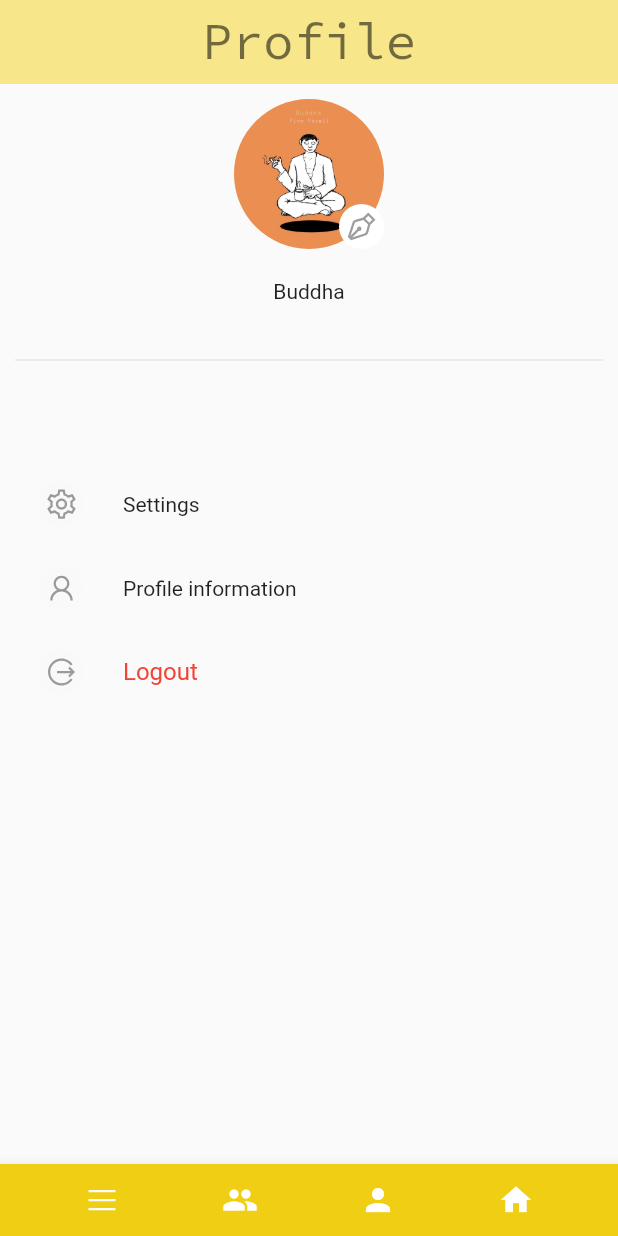
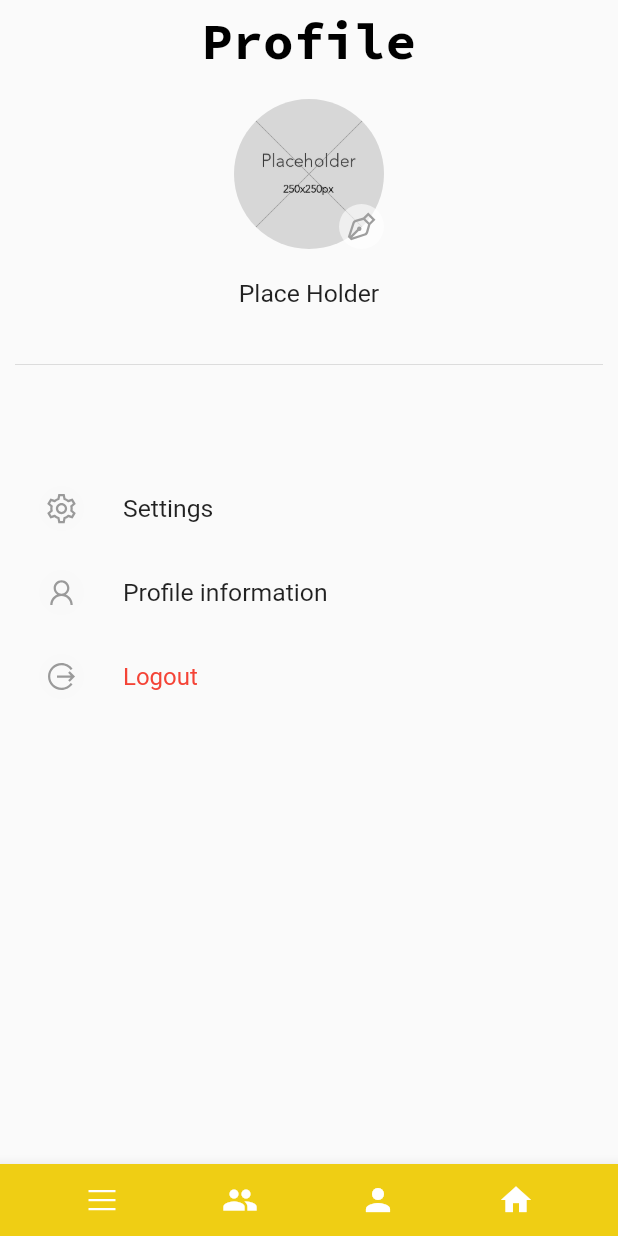
Before and after one commit to LukePerry14/Movein, a Flutter app: the Profile screen opened by its route, on a phone screen of 412 x 824 dp. Run offline on Flutter 3.47's test engine with Material 2 defaults, Android fonts, the phone set to English and light mode, and no system bars; our stand-ins replace google_fonts, line_awesome_flutter.

Commit message:
add basic profile editing section
Need to add voting area

```diff
--- a/lib/Pages/Groups.dart
+++ b/lib/Pages/Groups.dart
@@ -56,7 +56,7 @@ class Groups extends StatelessWidget {
       return Scaffold(
         appBar: AppBar(
           automaticallyImplyLeading: false,
-          backgroundColor: Theme.of(context).colorScheme.background,
+          backgroundColor: Theme.of(context).canvasColor,
           centerTitle: true,
           elevation: 0,
           title: Text('Groups', style: Theme.of(context).textTheme.headlineMedium),
--- a/lib/Pages/Profile.dart
+++ b/lib/Pages/Profile.dart
@@ -15,6 +15,7 @@ class Profile extends StatelessWidget {
           return Scaffold(
             appBar: AppBar(
               automaticallyImplyLeading: false,
+
               elevation: 0.0,
               centerTitle: true,
               title: Text("Profile", style: Theme
@@ -23,8 +24,7 @@ class Profile extends StatelessWidget {
                   .headlineMedium),
               backgroundColor: Theme
                   .of(context)
-                  .colorScheme
-                  .background,
+                  .canvasColor,
 
             ),
             body: SingleChildScrollView(
@@ -42,8 +42,7 @@ class Profile extends StatelessWidget {
                             width: 100, height: 100,
                             child: ClipRRect(
                               borderRadius: BorderRadius.circular(100),
-                              child: const Image(image: AssetImage(
-                                  "assets/Pictures/bud-dha.png")),
+                              child: const Image(image: AssetImage("assets/Pictures/ph.png")),
                             ),
                           ),
                         ),
@@ -55,7 +54,7 @@ class Profile extends StatelessWidget {
                             height: 30.0,
                             width: 30.0,
                             decoration: BoxDecoration(
-                              color: Colors.white,
+                              color: Colors.white60,
                               borderRadius: BorderRadius.circular(100),
                             ),
                             child: const Icon(LineAwesomeIcons.pen_nib,
@@ -69,7 +68,7 @@ class Profile extends StatelessWidget {
 
                     const SizedBox(height: 20.0),
 
-                    const Text("Buddha"),
+                    const Text("Place Holder"),
 
                     const SizedBox(height: 30.0),
 
@@ -89,12 +88,9 @@ class Profile extends StatelessWidget {
                           color: Colors.grey[200]?.withOpacity(0.1),
                         ),
                         child: const Icon(
-                          LineAwesomeIcons.cog, color: Colors.black38,),
+                          LineAwesomeIcons.cog, color: Colors.black38),
                       ),
-                      title: Text("Settings", style: Theme
-                          .of(context)
-                          .textTheme
-                          .bodyMedium,),
+                      title: Text("Settings", style: Theme.of(context).textTheme.bodyMedium,),
                     ),
 
                     ListTile(
--- a/lib/Themes/lMode.dart
+++ b/lib/Themes/lMode.dart
@@ -2,14 +2,16 @@ import 'package:flutter/material.dart';
 import 'package:google_fonts/google_fonts.dart';
 
 class LAppTheme{
-  static TextStyle header = GoogleFonts.sourceCodePro(color: Colors.black54);
-  static TextStyle sHeader = GoogleFonts.sourceCodePro(color: Colors.black45, fontWeight: FontWeight.bold);
-  static TextStyle body = GoogleFonts.roboto(color: Colors.black87);
+  static TextStyle header = GoogleFonts.sourceCodePro(color: Colors.black, fontWeight: FontWeight.bold);
+  static TextStyle sHeader = GoogleFonts.sourceCodePro(color: Colors.black87, fontWeight: FontWeight.bold, fontSize: 20.0);
+  static TextStyle body = GoogleFonts.roboto(color: Colors.black87, fontSize: 16.5);
+  static TextStyle sBody = GoogleFonts.roboto(color: Colors.black87, fontSize: 12.0);
 
 
-  static TextStyle d_header = GoogleFonts.sourceCodePro(color: Colors.white);
-  static TextStyle d_sHeader = GoogleFonts.sourceCodePro(color: Colors.white);
-  static TextStyle d_body = GoogleFonts.roboto(color: Colors.white70);
+  static TextStyle d_header = GoogleFonts.sourceCodePro(color: Colors.white, fontWeight: FontWeight.bold);
+  static TextStyle d_sHeader = GoogleFonts.sourceCodePro(color: Colors.white, fontWeight: FontWeight.bold, fontSize: 20.0);
+  static TextStyle d_body = GoogleFonts.roboto(color: Colors.white70, fontSize: 16.5);
+  static TextStyle d_sBody = GoogleFonts.roboto(color: Colors.white70, fontSize: 12.0);
 
   static ThemeData lightTheme = ThemeData(
       brightness: Brightness.light,
@@ -30,6 +32,7 @@ class LAppTheme{
       headlineMedium: header,
       headlineSmall: sHeader,
       bodyMedium: body,
+      bodySmall: sBody,
     ),
 
   );
@@ -53,6 +56,7 @@ class LAppTheme{
       headlineMedium: d_header,
       headlineSmall: d_sHeader,
       bodyMedium: d_body,
+      bodySmall: d_sBody,
     ),
   );
 }
--- a/lib/main.dart
+++ b/lib/main.dart
@@ -6,6 +6,7 @@ import 'package:movein/Pages/Houses.dart';
 import 'package:movein/Pages/Messages.dart';
 import 'package:movein/Pages/Profile.dart';
 import 'package:movein/Pages/Settings.dart';
+import 'package:movein/Pages/GroupOptions.dart';
 
 void main() => runApp(const App());
 
@@ -28,6 +29,7 @@ class App extends StatelessWidget {
         '/Profile': (context) => const Profile(),
         '/Settings': (context) => const Settings(),
         '/Houses': (context) => const Houses(),
+        '/GroupOptions': (context) => const GroupOptions(),
       },
     );
   }
```
Also changed, not shown: lib/Pages/GroupOptions.dart (added, +181 -0 lines), lib/Pages/Messages.dart (+13 -2 lines), assets/Pictures/ph.png (added).
